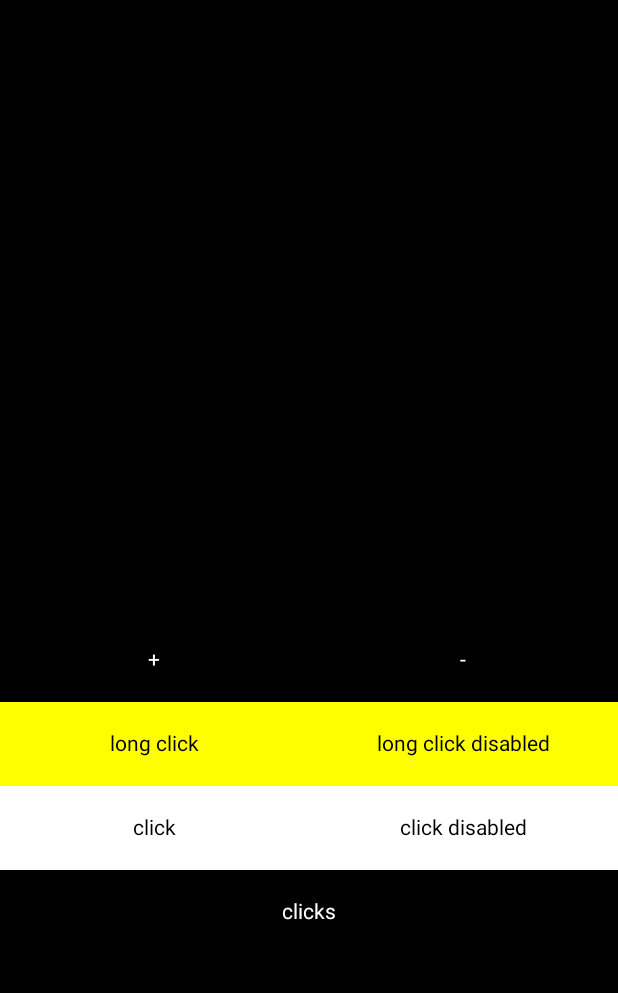
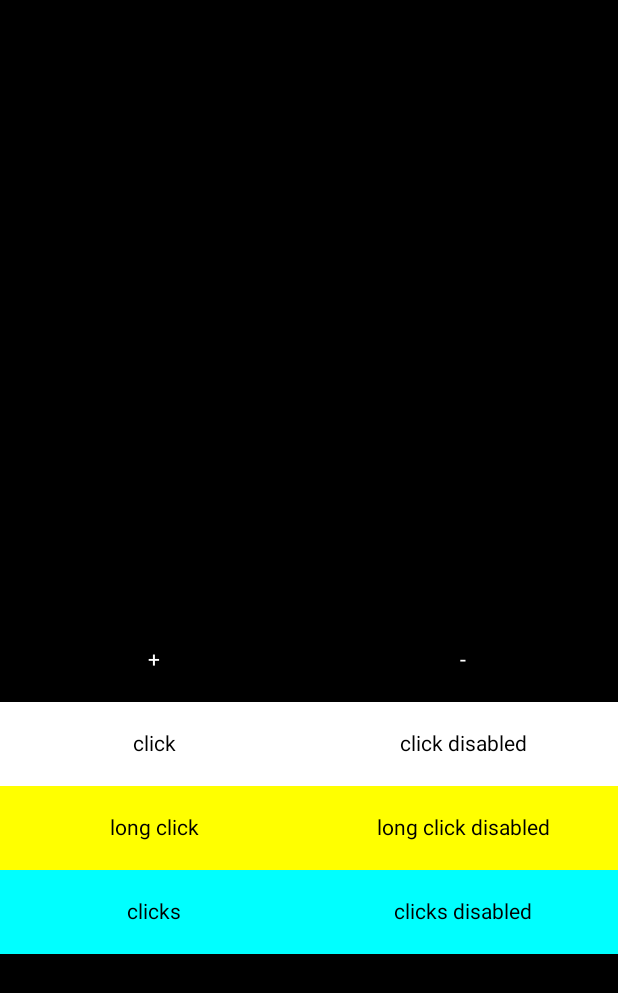
Before and after one commit to StanleyProjects/ComposeClicks, an Android app built with Jetpack Compose: the MainActivity screen opened directly, with no data from a screen before it, on a phone screen of 412 x 824 dp. Shown: the top 993 px of the screen. Run offline under Robolectric (Android 15) with nearby library versions, the phone set to English and light mode, and no system bars.

Commit message:
on clicks enabled

```diff
--- a/app/src/main/kotlin/sp/sample/clicks/MainActivity.kt
+++ b/app/src/main/kotlin/sp/sample/clicks/MainActivity.kt
@@ -28,13 +28,6 @@ import androidx.compose.ui.unit.dp
 import sp.ax.jc.clicks.clicks
 import sp.ax.jc.clicks.onClick
 import sp.ax.jc.clicks.onLongClick
-
-private fun Modifier.button(block: Modifier.() -> Modifier): Modifier {
-    return fillMaxWidth()
-        .height(56.dp)
-        .block()
-        .wrapContentHeight()
-}
 
 @Composable
 private fun Buttons(
@@ -86,9 +79,10 @@ internal class MainActivity : AppCompatActivity() {
                 ) {
                     itemsIndexed(data.value) { index, it ->
                         Row(
-                            Modifier
+                            modifier = Modifier
                                 .fillMaxWidth()
-                                .height(56.dp)) {
+                                .height(56.dp),
+                        ) {
                             BasicText(
                                 modifier = Modifier
                                     .fillMaxHeight()
@@ -112,17 +106,19 @@ internal class MainActivity : AppCompatActivity() {
                             BasicText(
                                 modifier = Modifier
                                     .fillMaxHeight()
+                                    .background(Color.Yellow)
                                     .weight(1f)
                                     .onLongClick {
                                         context.showToast("on long click: $index] $it")
                                     }
                                     .wrapContentHeight(),
                                 text = "long click",
-                                style = style,
+                                style = style.copy(Color.Black),
                             )
                             BasicText(
                                 modifier = Modifier
                                     .fillMaxHeight()
+                                    .background(Color.Cyan)
                                     .weight(1f)
                                     .clicks(
                                         onClick = {
@@ -134,7 +130,7 @@ internal class MainActivity : AppCompatActivity() {
                                     )
                                     .wrapContentHeight(),
                                 text = "clicks",
-                                style = style,
+                                style = style.copy(Color.Black),
                             )
                         }
                     }
@@ -177,6 +173,23 @@ internal class MainActivity : AppCompatActivity() {
                         )
                     }
                     Buttons(
+                        color = Color.White,
+                        textStyle = TextStyle(
+                            textAlign = TextAlign.Center,
+                            color = Color.Black,
+                        ),
+                        "click" to {
+                            onClick(enabled = true) {
+                                context.showToast("on enabled click...")
+                            }
+                        },
+                        "click disabled" to {
+                            onClick(enabled = false) {
+                                error("Disabled!")
+                            }
+                        }
+                    )
+                    Buttons(
                         color = Color.Yellow,
                         textStyle = TextStyle(
                             textAlign = TextAlign.Center,
@@ -189,40 +202,38 @@ internal class MainActivity : AppCompatActivity() {
                         },
                         "long click disabled" to {
                             onLongClick(enabled = false) {
-                                context.showToast("on disabled long click...")
+                                error("Disabled!")
                             }
                         }
                     )
                     Buttons(
-                        color = Color.White,
+                        color = Color.Cyan,
                         textStyle = TextStyle(
                             textAlign = TextAlign.Center,
                             color = Color.Black,
                         ),
-                        "click" to {
-                            onClick(enabled = true) {
-                                context.showToast("on enabled click...")
-                            }
-                        },
-                        "click disabled" to {
-                            onClick(enabled = false) {
-                                context.showToast("on disabled click...")
-                            }
-                        }
-                    )
-                    BasicText(
-                        modifier = Modifier.button {
+                        "clicks" to {
                             clicks(
+                                enabled = true,
                                 onClick = {
-                                    context.showToast("on click...")
+                                    context.showToast("on enabled clicks click...")
                                 },
                                 onLongClick = {
-                                    context.showToast("on long click...")
+                                    context.showToast("on enabled clicks long click...")
                                 },
                             )
                         },
-                        text = "clicks",
-                        style = style,
+                        "clicks disabled" to {
+                            clicks(
+                                enabled = false,
+                                onClick = {
+                                    error("Disabled!")
+                                },
+                                onLongClick = {
+                                    error("Disabled!")
+                                },
+                            )
+                        }
                     )
                 }
             }
--- a/lib/src/main/kotlin/sp/ax/jc/clicks/Click.kt
+++ b/lib/src/main/kotlin/sp/ax/jc/clicks/Click.kt
@@ -17,6 +17,7 @@ import androidx.compose.ui.platform.debugInspectorInfo
 /**
  * Configure component to receive clicks via tap gestures.
  * @see [Modifier.clickable]
+ * @see [Modifier.indication]
  * @author [Stanley Wintergreen](https://github.com/kepocnhh)
  * @since 0.2.2
  */
--- a/lib/src/main/kotlin/sp/ax/jc/clicks/Clicks.kt
+++ b/lib/src/main/kotlin/sp/ax/jc/clicks/Clicks.kt
@@ -2,6 +2,7 @@ package sp.ax.jc.clicks
 
 import androidx.compose.foundation.Indication
 import androidx.compose.foundation.LocalIndication
+import androidx.compose.foundation.clickable
 import androidx.compose.foundation.gestures.detectTapGestures
 import androidx.compose.foundation.indication
 import androidx.compose.foundation.interaction.MutableInteractionSource
@@ -15,11 +16,13 @@ import androidx.compose.ui.platform.debugInspectorInfo
 
 /**
  * Configure component to receive clicks via tap and press gestures.
+ * @see [Modifier.clickable]
+ * @see [Modifier.indication]
  * @author [Stanley Wintergreen](https://github.com/kepocnhh)
- * @since 0.2.1
+ * @since 0.2.2
  */
 fun Modifier.clicks(
-    key1: Any?,
+    enabled: Boolean = true,
     interactionSource: MutableInteractionSource,
     indication: Indication,
     onClick: () -> Unit,
@@ -28,7 +31,7 @@ fun Modifier.clicks(
     return composed(
         inspectorInfo = debugInspectorInfo {
             name = "clicks"
-            properties["key1"] = key1
+            properties["enabled"] = enabled
             properties["onClick"] = onClick
             properties["onLongClick"] = onLongClick
             properties["indication"] = indication
@@ -38,20 +41,22 @@ fun Modifier.clicks(
             val onClickState = rememberUpdatedState(onClick)
             val onLongClickState = rememberUpdatedState(onLongClick)
             Modifier.indication(interactionSource = interactionSource, indication = indication)
-                .pointerInput(key1) {
+                .pointerInput(interactionSource, enabled) {
                     detectTapGestures(
                         onPress = { offset ->
-                            val press = PressInteraction.Press(offset)
-                            interactionSource.emit(press)
-                            @Suppress("IgnoredReturnValue")
-                            tryAwaitRelease()
-                            interactionSource.emit(PressInteraction.Release(press))
+                            if (enabled) {
+                                val press = PressInteraction.Press(offset)
+                                interactionSource.emit(press)
+                                @Suppress("IgnoredReturnValue")
+                                tryAwaitRelease()
+                                interactionSource.emit(PressInteraction.Release(press))
+                            }
                         },
                         onLongPress = {
-                            onLongClickState.value()
+                            if (enabled) onLongClickState.value()
                         },
                         onTap = {
-                            onClickState.value()
+                            if (enabled) onClickState.value()
                         },
                     )
                 }
@@ -61,18 +66,17 @@ fun Modifier.clicks(
 
 /**
  * Configure component to receive clicks via tap and press gestures with default [MutableInteractionSource] and [Indication].
- * @see [Modifier.clickable]
- * @see [Modifier.indication]
  * @author [Stanley Wintergreen](https://github.com/kepocnhh)
- * @since 0.1.0-3
+ * @since 0.2.2
  */
 fun Modifier.clicks(
+    enabled: Boolean = true,
     onClick: () -> Unit,
     onLongClick: () -> Unit,
 ): Modifier {
     return composed {
         Modifier.clicks(
-            key1 = null,
+            enabled = enabled,
             interactionSource = remember { MutableInteractionSource() },
             indication = LocalIndication.current,
             onClick = onClick,
```
